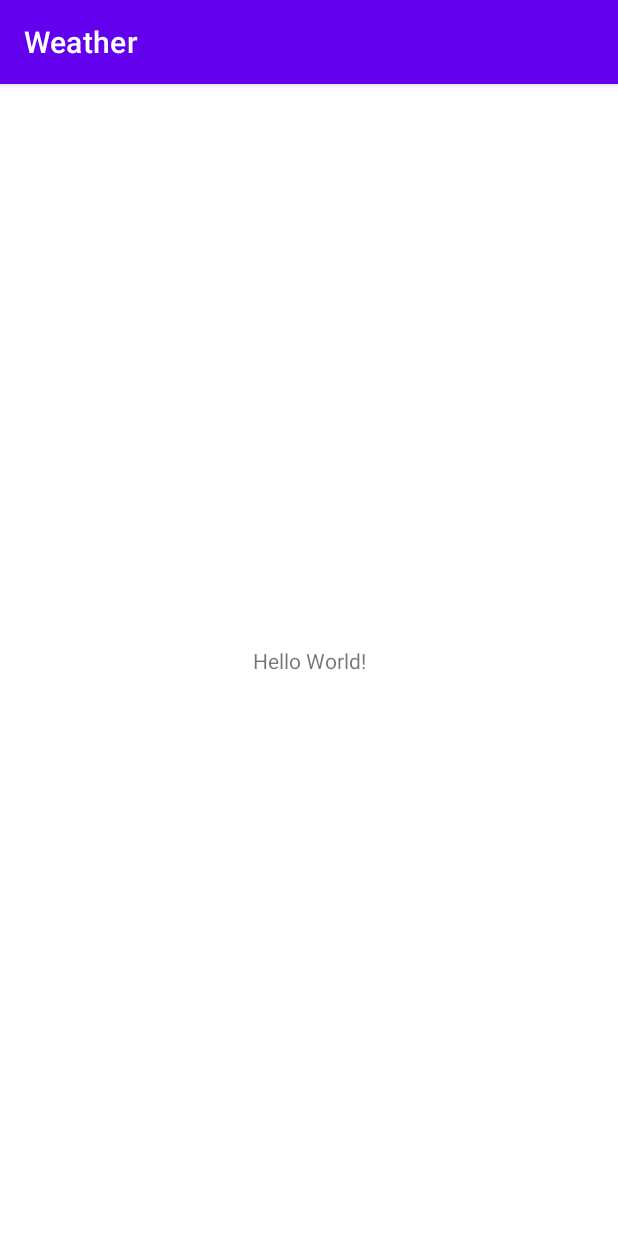
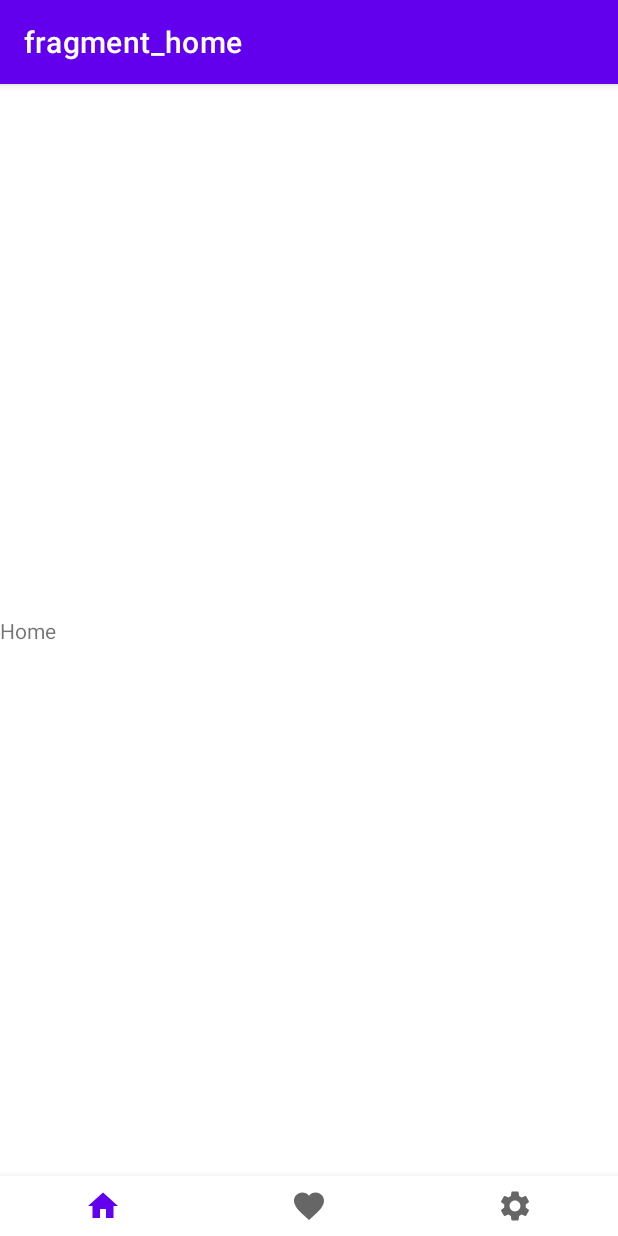
Before and after one commit to craazydev/Weather, an Android app: the screen it shows after launch (MainActivity), on a phone screen of 412 x 824 dp. Run offline under Robolectric (Android 15) with nearby library versions, the phone set to English and light mode, and no system bars; our stand-ins replace navigation-ui.

Commit message:
Navigation is added

```diff
--- a/app/src/main/java/com/example/weather/MainActivity.kt
+++ b/app/src/main/java/com/example/weather/MainActivity.kt
@@ -2,10 +2,31 @@ package com.example.weather
 
 import androidx.appcompat.app.AppCompatActivity
 import android.os.Bundle
+import android.widget.Toast
+import androidx.appcompat.app.AppCompatDelegate
+import androidx.navigation.findNavController
+import androidx.navigation.ui.AppBarConfiguration
+import androidx.navigation.ui.setupActionBarWithNavController
+import androidx.navigation.ui.setupWithNavController
+import com.google.android.material.bottomnavigation.BottomNavigationView
 
 class MainActivity : AppCompatActivity() {
     override fun onCreate(savedInstanceState: Bundle?) {
         super.onCreate(savedInstanceState)
         setContentView(R.layout.activity_main)
+
+        AppCompatDelegate.setDefaultNightMode(AppCompatDelegate.MODE_NIGHT_FOLLOW_SYSTEM)
+
+        val bottomNavigationView = findViewById<BottomNavigationView>(R.id.bottom_navigation_view)
+        val navController = findNavController(R.id.fragmentContainerView)
+
+        val appBarConfiguration = AppBarConfiguration(setOf(R.id.homeFragment, R.id.favoriteFragment, R.id.settingFragment))
+        setupActionBarWithNavController(navController, appBarConfiguration)
+
+        bottomNavigationView.setupWithNavController(navController)
+
+        navController.addOnDestinationChangedListener{ controller, destination, arguments ->
+            Toast.makeText(applicationContext, "Переход на фрагмент: ${destination.label}", Toast.LENGTH_SHORT).show()
+        }
     }
 }
--- a/app/src/main/java/com/example/weather/fragments/HomeFragment.kt
+++ b/app/src/main/java/com/example/weather/fragments/HomeFragment.kt
@@ -5,6 +5,7 @@ import androidx.fragment.app.Fragment
 import android.view.LayoutInflater
 import android.view.View
 import android.view.ViewGroup
+import androidx.navigation.Navigation
 import com.example.weather.R
 
 class HomeFragment : Fragment() {
--- /dev/null
+++ b/app/src/main/res/drawable/ic_favorite.xml
@@ -0,0 +1,5 @@
+<vector android:height="24dp" android:tint="#5C62EE"
+    android:viewportHeight="24" android:viewportWidth="24"
+    android:width="24dp" xmlns:android="http://schemas.android.com/apk/res/android">
+    <path android:fillColor="@android:color/white" android:pathData="M12,21.35l-1.45,-1.32C5.4,15.36 2,12.28 2,8.5 2,5.42 4.42,3 7.5,3c1.74,0 3.41,0.81 4.5,2.09C13.09,3.81 14.76,3 16.5,3 19.58,3 22,5.42 22,8.5c0,3.78 -3.4,6.86 -8.55,11.54L12,21.35z"/>
+</vector>
--- /dev/null
+++ b/app/src/main/res/drawable/ic_home.xml
@@ -0,0 +1,5 @@
+<vector android:height="24dp" android:tint="#5C62EE"
+    android:viewportHeight="24" android:viewportWidth="24"
+    android:width="24dp" xmlns:android="http://schemas.android.com/apk/res/android">
+    <path android:fillColor="@android:color/white" android:pathData="M10,20v-6h4v6h5v-8h3L12,3 2,12h3v8z"/>
+</vector>
--- /dev/null
+++ b/app/src/main/res/drawable/ic_settings.xml
@@ -0,0 +1,5 @@
+<vector android:height="24dp" android:tint="#5C62EE"
+    android:viewportHeight="24" android:viewportWidth="24"
+    android:width="24dp" xmlns:android="http://schemas.android.com/apk/res/android">
+    <path android:fillColor="@android:color/white" android:pathData="M19.14,12.94c0.04,-0.3 0.06,-0.61 0.06,-0.94c0,-0.32 -0.02,-0.64 -0.07,-0.94l2.03,-1.58c0.18,-0.14 0.23,-0.41 0.12,-0.61l-1.92,-3.32c-0.12,-0.22 -0.37,-0.29 -0.59,-0.22l-2.39,0.96c-0.5,-0.38 -1.03,-0.7 -1.62,-0.94L14.4,2.81c-0.04,-0.24 -0.24,-0.41 -0.48,-0.41h-3.84c-0.24,0 -0.43,0.17 -0.47,0.41L9.25,5.35C8.66,5.59 8.12,5.92 7.63,6.29L5.24,5.33c-0.22,-0.08 -0.47,0 -0.59,0.22L2.74,8.87C2.62,9.08 2.66,9.34 2.86,9.48l2.03,1.58C4.84,11.36 4.8,11.69 4.8,12s0.02,0.64 0.07,0.94l-2.03,1.58c-0.18,0.14 -0.23,0.41 -0.12,0.61l1.92,3.32c0.12,0.22 0.37,0.29 0.59,0.22l2.39,-0.96c0.5,0.38 1.03,0.7 1.62,0.94l0.36,2.54c0.05,0.24 0.24,0.41 0.48,0.41h3.84c0.24,0 0.44,-0.17 0.47,-0.41l0.36,-2.54c0.59,-0.24 1.13,-0.56 1.62,-0.94l2.39,0.96c0.22,0.08 0.47,0 0.59,-0.22l1.92,-3.32c0.12,-0.22 0.07,-0.47 -0.12,-0.61L19.14,12.94zM12,15.6c-1.98,0 -3.6,-1.62 -3.6,-3.6s1.62,-3.6 3.6,-3.6s3.6,1.62 3.6,3.6S13.98,15.6 12,15.6z"/>
+</vector>
--- a/app/src/main/res/layout/activity_main.xml
+++ b/app/src/main/res/layout/activity_main.xml
@@ -6,13 +6,25 @@
     android:layout_height="match_parent"
     tools:context=".MainActivity">
 
-    <TextView
-        android:layout_width="wrap_content"
+    <fragment
+        android:id="@+id/fragmentContainerView"
+        android:name="androidx.navigation.fragment.NavHostFragment"
+        android:layout_width="match_parent"
         android:layout_height="wrap_content"
-        android:text="Hello World!"
+        app:defaultNavHost="true"
+        app:layout_constraintBottom_toTopOf="@+id/bottom_navigation_view"
+        app:layout_constraintEnd_toEndOf="parent"
+        app:layout_constraintStart_toStartOf="parent"
+        app:layout_constraintTop_toTopOf="parent"
+        app:navGraph="@navigation/nav_graph" />
+
+    <com.google.android.material.bottomnavigation.BottomNavigationView
+        android:id="@+id/bottom_navigation_view"
+        android:layout_width="match_parent"
+        android:layout_height="40dp"
         app:layout_constraintBottom_toBottomOf="parent"
         app:layout_constraintEnd_toEndOf="parent"
         app:layout_constraintStart_toStartOf="parent"
-        app:layout_constraintTop_toTopOf="parent" />
+        app:menu="@menu/bottom_nav_menu" />
 
 </androidx.constraintlayout.widget.ConstraintLayout>
--- a/app/src/main/res/layout/fragment_favorite.xml
+++ b/app/src/main/res/layout/fragment_favorite.xml
@@ -9,6 +9,6 @@
     <TextView
         android:layout_width="match_parent"
         android:layout_height="match_parent"
-        android:text="@string/hello_blank_fragment" />
+        android:text="Fav" />
 
 </FrameLayout>
--- a/app/src/main/res/layout/fragment_home.xml
+++ b/app/src/main/res/layout/fragment_home.xml
@@ -9,6 +9,6 @@
     <TextView
         android:layout_width="match_parent"
         android:layout_height="match_parent"
-        android:text="@string/hello_blank_fragment" />
+        android:text="Home" />
 
 </FrameLayout>
--- a/app/src/main/res/layout/fragment_setting.xml
+++ b/app/src/main/res/layout/fragment_setting.xml
@@ -9,6 +9,6 @@
     <TextView
         android:layout_width="match_parent"
         android:layout_height="match_parent"
-        android:text="@string/hello_blank_fragment" />
+        android:text="Sett" />
 
 </FrameLayout>
--- /dev/null
+++ b/app/src/main/res/menu/bottom_nav_menu.xml
@@ -0,0 +1,12 @@
+<?xml version="1.0" encoding="utf-8"?>
+<menu xmlns:android="http://schemas.android.com/apk/res/android">
+    <item
+        android:id="@+id/homeFragment"
+        android:icon="@drawable/ic_home" />
+    <item
+        android:id="@+id/favoriteFragment"
+        android:icon="@drawable/ic_favorite" />
+    <item
+        android:id="@+id/settingFragment"
+        android:icon="@drawable/ic_settings" />
+</menu>
--- a/app/src/main/res/navigation/nav_graph.xml
+++ b/app/src/main/res/navigation/nav_graph.xml
@@ -1,6 +1,23 @@
 <?xml version="1.0" encoding="utf-8"?>
 <navigation xmlns:android="http://schemas.android.com/apk/res/android"
     xmlns:app="http://schemas.android.com/apk/res-auto"
-    android:id="@+id/nav_graph">
+    xmlns:tools="http://schemas.android.com/tools"
+    android:id="@+id/nav_graph"
+    app:startDestination="@id/homeFragment">
 
+    <fragment
+        android:id="@+id/homeFragment"
+        android:name="com.example.weather.fragments.HomeFragment"
+        android:label="fragment_home"
+        tools:layout="@layout/fragment_home" />
+    <fragment
+        android:id="@+id/favoriteFragment"
+        android:name="com.example.weather.fragments.FavoriteFragment"
+        android:label="fragment_favorite"
+        tools:layout="@layout/fragment_favorite" />
+    <fragment
+        android:id="@+id/settingFragment"
+        android:name="com.example.weather.fragments.SettingFragment"
+        android:label="fragment_setting"
+        tools:layout="@layout/fragment_setting" />
 </navigation>
--- a/build.gradle
+++ b/build.gradle
@@ -1,4 +1,10 @@
 // Top-level build file where you can add configuration options common to all sub-projects/modules.
+buildscript {
+    dependencies {
+        classpath "androidx.navigation:navigation-safe-args-gradle-plugin:2.5.3"
+    }
+}
+
 plugins {
     id 'com.android.application' version '7.3.1' apply false
     id 'com.android.library' version '7.3.1' apply false
```
Also changed, not shown: app/build.gradle (+9 -1 lines), app/src/main/java/com/example/weather/fragments/SettingsFragment.kt (+10 -7 lines), app/src/main/res/xml/preferences.xml (added, +9 -0 lines).
